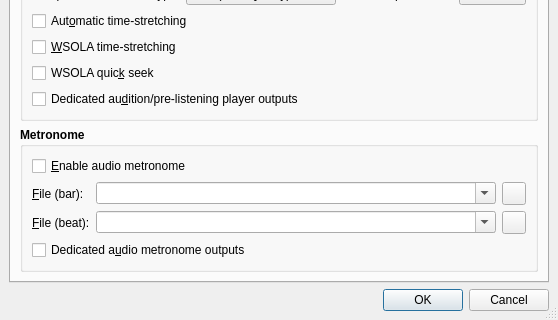
This is src/qtractorOptionsForm.ui in rncbc/qtractor as Qt 5 draws it before an edit; both pictures show x 0 to 558 and y 231 to 551 of the 558 by 551 pixel window. The edited form follows.
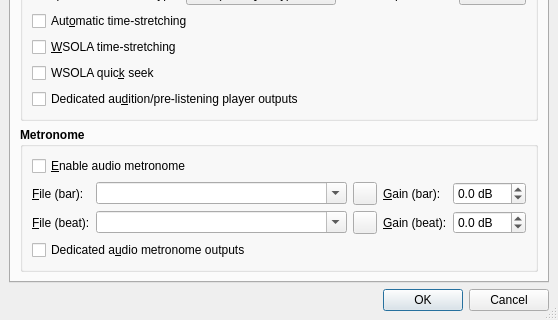
This is the edited form. Icons and pictures are not drawn.

Commit message: - New audio metronome bar and beat sample gain options.

Patch:
```diff
--- a/src/qtractorOptionsForm.ui
+++ b/src/qtractorOptionsForm.ui
@@ -575,6 +575,56 @@
             </property>
            </widget>
           </item>
+          <item row="1" column="3" >
+           <widget class="QLabel" name="MetroBarGainTextLabel" >
+            <property name="font" >
+             <font>
+              <weight>50</weight>
+              <bold>false</bold>
+             </font>
+            </property>
+            <property name="text" >
+             <string>&amp;Gain (bar):</string>
+            </property>
+            <property name="buddy" >
+             <cstring>MetroBarGainSpinBox</cstring>
+            </property>
+           </widget>
+          </item>
+          <item row="1" column="4" >
+           <widget class="QDoubleSpinBox" name="MetroBarGainSpinBox" >
+            <property name="font" >
+             <font>
+              <weight>50</weight>
+              <bold>false</bold>
+             </font>
+            </property>
+            <property name="minimumSize" >
+             <size>
+              <width>66</width>
+              <height>0</height>
+             </size>
+            </property>
+            <property name="toolTip" >
+             <string>Metronome gain (bar)</string>
+            </property>
+            <property name="decimals" >
+             <number>1</number>
+            </property>
+            <property name="suffix" >
+             <string> dB</string>
+            </property>
+            <property name="maximum" >
+             <double>12.0</double>
+            </property>
+            <property name="minimum" >
+             <double>-60.0</double>
+            </property>
+            <property name="value" >
+             <double>0.0</double>
+            </property>
+           </widget>
+          </item>
           <item row="2" column="0" >
            <widget class="QLabel" name="MetroBeatFilenameTextLabel" >
             <property name="font" >
@@ -646,7 +696,57 @@
             </property>
            </widget>
           </item>
-          <item row="3" column="0" colspan="3" >
+          <item row="2" column="3" >
+           <widget class="QLabel" name="MetroBeatGainTextLabel" >
+            <property name="font" >
+             <font>
+              <weight>50</weight>
+              <bold>false</bold>
+             </font>
+            </property>
+            <property name="text" >
+             <string>&amp;Gain (beat):</string>
+            </property>
+            <property name="buddy" >
+             <cstring>MetroBeatGainSpinBox</cstring>
+            </property>
+           </widget>
+          </item>
+          <item row="2" column="4" >
+           <widget class="QDoubleSpinBox" name="MetroBeatGainSpinBox" >
+            <property name="font" >
+             <font>
+              <weight>50</weight>
+              <bold>false</bold>
+             </font>
+            </property>
+            <property name="minimumSize" >
+             <size>
+              <width>66</width>
+              <height>0</height>
+             </size>
+            </property>
+            <property name="toolTip" >
+             <string>Metronome gain (beat)</string>
+            </property>
+            <property name="decimals" >
+             <number>1</number>
+            </property>
+            <property name="suffix" >
+             <string> dB</string>
+            </property>
+            <property name="maximum" >
+             <double>12.0</double>
+            </property>
+            <property name="minimum" >
+             <double>-60.0</double>
+            </property>
+            <property name="value" >
+             <double>0.0</double>
+            </property>
+           </widget>
+          </item>
+          <item row="3" column="0" colspan="5" >
            <widget class="QCheckBox" name="AudioMetroBusCheckBox" >
             <property name="font" >
              <font>
```
Left out of the diff: 12 changed lines with no effect on the pictures. The commit also changes 10 other files.
